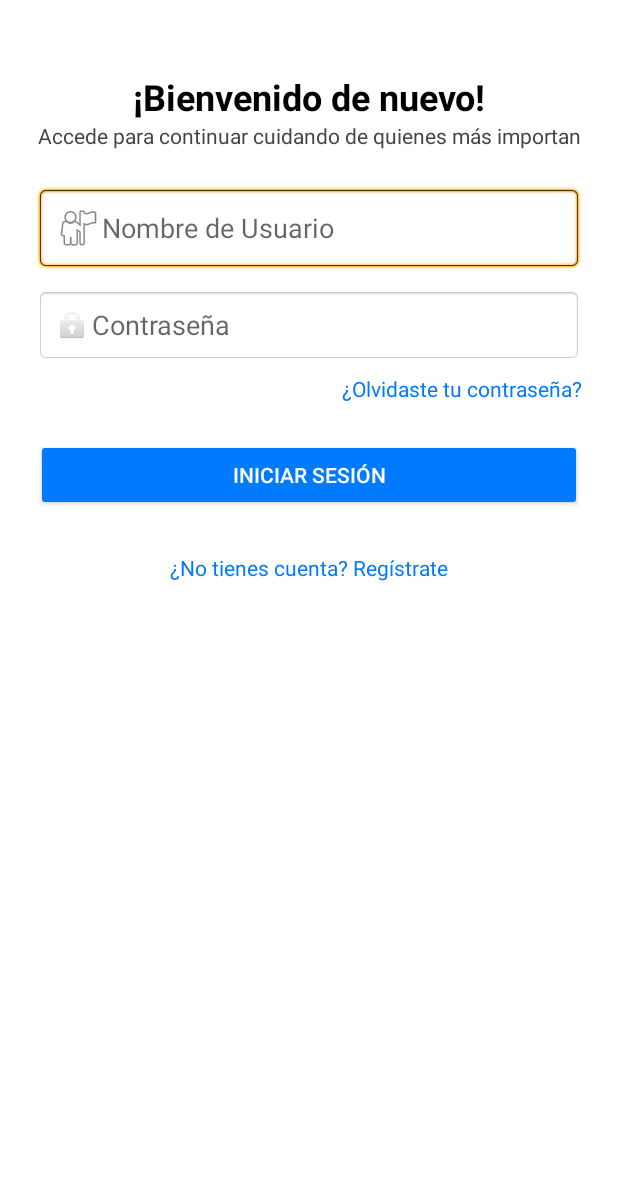
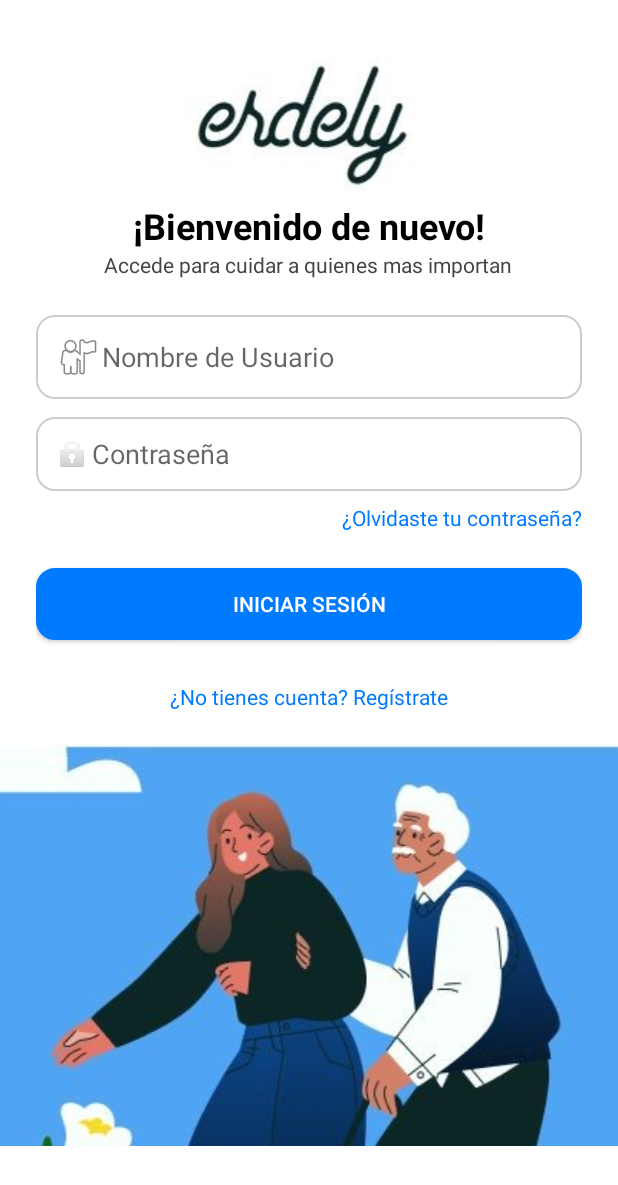
Before and after one commit to McPirter/EderlyApp, an Android app built with Jetpack Compose: the screen it shows after launch (MainActivity), on a phone screen of 412 x 824 dp. Shown: the top 1185 px of the screen. Run offline under Robolectric (Android 15) with nearby library versions, the phone set to English and light mode, and no system bars.

Commit message:
Diseños M

```diff
--- /dev/null
+++ b/app/src/main/res/drawable/baseline_person_24.xml
@@ -0,0 +1,5 @@
+<vector xmlns:android="http://schemas.android.com/apk/res/android" android:height="24dp" android:tint="#000000" android:viewportHeight="24" android:viewportWidth="24" android:width="24dp">
+
+    <path android:fillColor="@android:color/white" android:pathData="M12,12c2.21,0 4,-1.79 4,-4s-1.79,-4 -4,-4 -4,1.79 -4,4 1.79,4 4,4zM12,14c-2.67,0 -8,1.34 -8,4v2h16v-2c0,-2.66 -5.33,-4 -8,-4z"/>
+
+</vector>
--- /dev/null
+++ b/app/src/main/res/drawable/edittext_rounded.xml
@@ -0,0 +1,12 @@
+<?xml version="1.0" encoding="utf-8"?>
+<shape xmlns:android="http://schemas.android.com/apk/res/android"
+    android:shape="rectangle">
+
+    <solid android:color="#FFFFFF" />
+
+    <corners android:radius="12dp" />
+
+    <stroke
+        android:width="1dp"
+        android:color="#CCCCCC" />
+</shape>
--- /dev/null
+++ b/app/src/main/res/drawable/outline_add_call_24.xml
@@ -0,0 +1,5 @@
+<vector xmlns:android="http://schemas.android.com/apk/res/android" android:height="24dp" android:tint="#000000" android:viewportHeight="960" android:viewportWidth="960" android:width="24dp">
+
+    <path android:fillColor="@android:color/white" android:pathData="M640,440L640,320L520,320L520,240L640,240L640,120L720,120L720,240L840,240L840,320L720,320L720,440L640,440ZM798,840Q673,840 551,785.5Q429,731 329,631Q229,531 174.5,409Q120,287 120,162Q120,144 132,132Q144,120 162,120L324,120Q338,120 349,129.5Q360,139 362,152L388,292Q390,308 387,319Q384,330 376,338L279,436Q299,473 326.5,507.5Q354,542 387,574Q418,605 452,631.5Q486,658 524,680L618,586Q627,577 641.5,572.5Q656,568 670,570L808,598Q822,602 831,612.5Q840,623 840,636L840,798Q840,816 828,828Q816,840 798,840ZM241,360L307,294Q307,294 307,294Q307,294 307,294L290,200Q290,200 290,200Q290,200 290,200L201,200Q201,200 201,200Q201,200 201,200Q206,241 215,281Q224,321 241,360ZM599,718Q638,735 678.5,745Q719,755 760,758Q760,758 760,758Q760,758 760,758L760,670Q760,670 760,670Q760,670 760,670L666,651Q666,651 666,651Q666,651 666,651L599,718ZM241,360Q241,360 241,360Q241,360 241,360Q241,360 241,360Q241,360 241,360L241,360Q241,360 241,360Q241,360 241,360L241,360Q241,360 241,360Q241,360 241,360ZM599,718L599,718Q599,718 599,718Q599,718 599,718L599,718Q599,718 599,718Q599,718 599,718L599,718Q599,718 599,718Q599,718 599,718Q599,718 599,718Q599,718 599,718Z"/>
+
+</vector>
--- /dev/null
+++ b/app/src/main/res/drawable/outline_admin_panel_settings_24.xml
@@ -0,0 +1,5 @@
+<vector xmlns:android="http://schemas.android.com/apk/res/android" android:height="24dp" android:tint="#000000" android:viewportHeight="960" android:viewportWidth="960" android:width="24dp">
+
+    <path android:fillColor="@android:color/white" android:pathData="M680,680Q705,680 722.5,662.5Q740,645 740,620Q740,595 722.5,577.5Q705,560 680,560Q655,560 637.5,577.5Q620,595 620,620Q620,645 637.5,662.5Q655,680 680,680ZM680,800Q711,800 737,785.5Q763,771 779,747Q757,734 732,727Q707,720 680,720Q653,720 628,727Q603,734 581,747Q597,771 623,785.5Q649,800 680,800ZM480,880Q341,845 250.5,720.5Q160,596 160,444L160,200L480,80L800,200L800,427Q781,419 761,412.5Q741,406 720,403L720,256L480,166L240,256L240,444Q240,491 252.5,538Q265,585 287.5,627.5Q310,670 342,706Q374,742 413,766L413,766Q424,798 442,827Q460,856 483,879Q482,879 481.5,879.5Q481,880 480,880ZM680,880Q597,880 538.5,821.5Q480,763 480,680Q480,597 538.5,538.5Q597,480 680,480Q763,480 821.5,538.5Q880,597 880,680Q880,763 821.5,821.5Q763,880 680,880ZM480,466L480,466Q480,466 480,466Q480,466 480,466Q480,466 480,466Q480,466 480,466L480,466L480,466L480,466L480,466Q480,466 480,466Q480,466 480,466Q480,466 480,466Q480,466 480,466Q480,466 480,466Q480,466 480,466Z"/>
+
+</vector>
--- /dev/null
+++ b/app/src/main/res/drawable/outline_alternate_email_24.xml
@@ -0,0 +1,5 @@
+<vector xmlns:android="http://schemas.android.com/apk/res/android" android:height="24dp" android:tint="#000000" android:viewportHeight="960" android:viewportWidth="960" android:width="24dp">
+
+    <path android:fillColor="@android:color/white" android:pathData="M480,880Q397,880 324,848.5Q251,817 197,763Q143,709 111.5,636Q80,563 80,480Q80,397 111.5,324Q143,251 197,197Q251,143 324,111.5Q397,80 480,80Q563,80 636,111.5Q709,143 763,197Q817,251 848.5,324Q880,397 880,480L880,538Q880,597 839.5,638.5Q799,680 740,680Q705,680 674,665Q643,650 622,622Q593,651 556.5,665.5Q520,680 480,680Q397,680 338.5,621.5Q280,563 280,480Q280,397 338.5,338.5Q397,280 480,280Q563,280 621.5,338.5Q680,397 680,480L680,538Q680,564 697,582Q714,600 740,600Q766,600 783,582Q800,564 800,538L800,480Q800,346 707,253Q614,160 480,160Q346,160 253,253Q160,346 160,480Q160,614 253,707Q346,800 480,800L680,800L680,880L480,880ZM480,600Q530,600 565,565Q600,530 600,480Q600,430 565,395Q530,360 480,360Q430,360 395,395Q360,430 360,480Q360,530 395,565Q430,600 480,600Z"/>
+
+</vector>
--- /dev/null
+++ b/app/src/main/res/drawable/outline_assignment_24.xml
@@ -0,0 +1,5 @@
+<vector xmlns:android="http://schemas.android.com/apk/res/android" android:autoMirrored="true" android:height="24dp" android:tint="#000000" android:viewportHeight="960" android:viewportWidth="960" android:width="24dp">
+
+    <path android:fillColor="@android:color/white" android:pathData="M200,840Q167,840 143.5,816.5Q120,793 120,760L120,200Q120,167 143.5,143.5Q167,120 200,120L368,120Q381,84 411.5,62Q442,40 480,40Q518,40 548.5,62Q579,84 592,120L760,120Q793,120 816.5,143.5Q840,167 840,200L840,760Q840,793 816.5,816.5Q793,840 760,840L200,840ZM200,760L760,760Q760,760 760,760Q760,760 760,760L760,200Q760,200 760,200Q760,200 760,200L200,200Q200,200 200,200Q200,200 200,200L200,760Q200,760 200,760Q200,760 200,760ZM280,680L560,680L560,600L280,600L280,680ZM280,520L680,520L680,440L280,440L280,520ZM280,360L680,360L680,280L280,280L280,360ZM480,170Q493,170 501.5,161.5Q510,153 510,140Q510,127 501.5,118.5Q493,110 480,110Q467,110 458.5,118.5Q450,127 450,140Q450,153 458.5,161.5Q467,170 480,170ZM200,760Q200,760 200,760Q200,760 200,760L200,200Q200,200 200,200Q200,200 200,200L200,200Q200,200 200,200Q200,200 200,200L200,760Q200,760 200,760Q200,760 200,760Z"/>
+
+</vector>
--- a/app/src/main/res/layout/activity_main.xml
+++ b/app/src/main/res/layout/activity_main.xml
@@ -4,82 +4,89 @@
     android:background="#FFFFFF">
 
     <LinearLayout
+        android:id="@+id/topSection"
         android:layout_width="match_parent"
         android:layout_height="wrap_content"
+        android:background="@drawable/fondoinicioa"
+        android:gravity="center_horizontal"
         android:orientation="vertical"
         android:padding="24dp">
 
         <TextView
             android:id="@+id/title"
-            android:layout_width="match_parent"
+            android:layout_width="392dp"
             android:layout_height="wrap_content"
+            android:layout_marginTop="110dp"
+            android:gravity="center"
             android:text="¡Bienvenido de nuevo!"
+            android:textColor="#000000"
             android:textSize="24sp"
-            android:textStyle="bold"
-            android:textColor="#000000"
-            android:gravity="center_horizontal"
-            android:layout_marginTop="24dp" />
+            android:textStyle="bold" />
 
         <TextView
-            android:layout_width="match_parent"
+            android:layout_width="wrap_content"
             android:layout_height="wrap_content"
-            android:text="Accede para continuar cuidando de quienes más importan"
-            android:textSize="14sp"
+            android:layout_marginBottom="24dp"
+            android:gravity="center"
+            android:text="Accede para cuidar a quienes mas importan"
             android:textColor="#444444"
-            android:gravity="center_horizontal"
-            android:layout_marginBottom="24dp" />
+            android:textSize="14sp" />
 
+        <!-- Email input con fondo redondeado -->
+
+        <!-- Password input con fondo redondeado -->
         <EditText
             android:id="@+id/emailInput"
             android:layout_width="match_parent"
             android:layout_height="wrap_content"
+            android:layout_marginBottom="12dp"
+            android:background="@drawable/edittext_rounded"
+            android:drawableStart="@android:drawable/ic_menu_myplaces"
             android:hint="Nombre de Usuario"
             android:inputType="textEmailAddress"
-            android:drawableStart="@android:drawable/ic_menu_myplaces"
-            android:padding="12dp"
-            android:background="@android:drawable/editbox_background"
-            android:layout_marginBottom="12dp" />
+            android:padding="12dp" />
 
         <EditText
             android:id="@+id/passwordInput"
             android:layout_width="match_parent"
             android:layout_height="wrap_content"
+            android:layout_marginBottom="8dp"
+            android:background="@drawable/edittext_rounded"
+            android:drawableStart="@android:drawable/ic_lock_idle_lock"
             android:hint="Contraseña"
             android:inputType="textPassword"
-            android:drawableStart="@android:drawable/ic_lock_idle_lock"
-            android:padding="12dp"
-            android:background="@android:drawable/editbox_background"
-            android:layout_marginBottom="8dp" />
+            android:padding="12dp" />
 
         <TextView
             android:id="@+id/forgotPassword"
             android:layout_width="wrap_content"
             android:layout_height="wrap_content"
+            android:layout_gravity="end"
+            android:layout_marginBottom="24dp"
             android:text="¿Olvidaste tu contraseña?"
             android:textColor="#007AFF"
-            android:textSize="14sp"
-            android:layout_gravity="end"
-            android:layout_marginBottom="24dp" />
+            android:textSize="14sp" />
 
         <Button
             android:id="@+id/loginButton"
             android:layout_width="match_parent"
             android:layout_height="wrap_content"
+            android:layout_marginBottom="12dp"
+            android:background="@drawable/edittext_rounded"
+            android:backgroundTint="#007AFF"
+            android:padding="12dp"
             android:text="Iniciar Sesión"
-            android:backgroundTint="#007AFF"
-            android:textColor="#FFFFFF"
-            android:padding="12dp"
-            android:layout_marginBottom="12dp" />
+            android:textColor="#FFFFFF" />
 
         <TextView
             android:id="@+id/registerText"
             android:layout_width="wrap_content"
             android:layout_height="wrap_content"
+            android:layout_gravity="center_horizontal"
+            android:layout_marginTop="16dp"
             android:text="¿No tienes cuenta? Regístrate"
             android:textColor="#007AFF"
-            android:textSize="14sp"
-            android:layout_gravity="center_horizontal"
-            android:layout_marginTop="16dp" />
+            android:textSize="14sp" />
 
     </LinearLayout>
 </ScrollView>
```
Also changed, not shown: app/src/main/res/layout/activity_dashboard.xml (+6 -2 lines), app/src/main/res/layout/activity_register.xml (+29 -9 lines), app/src/main/res/layout/nuevo_adulto.xml (+16 -2 lines), app/src/main/res/drawable/fondoinicioa.jpeg (added), app/src/main/res/drawable/fondomenu.jpeg (added), app/src/main/res/drawable/fondomenua.jpeg (added), app/src/main/res/drawable/fondonuevoadulto.jpeg (added), app/src/main/res/drawable/registrofondo.jpeg (added).
